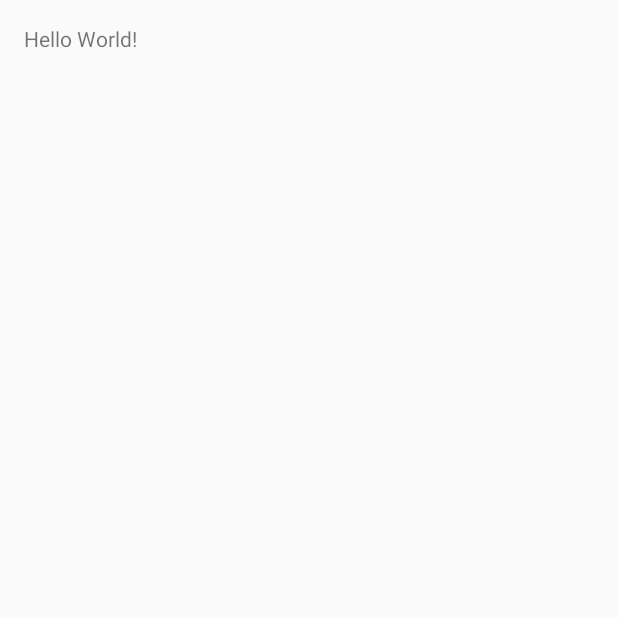
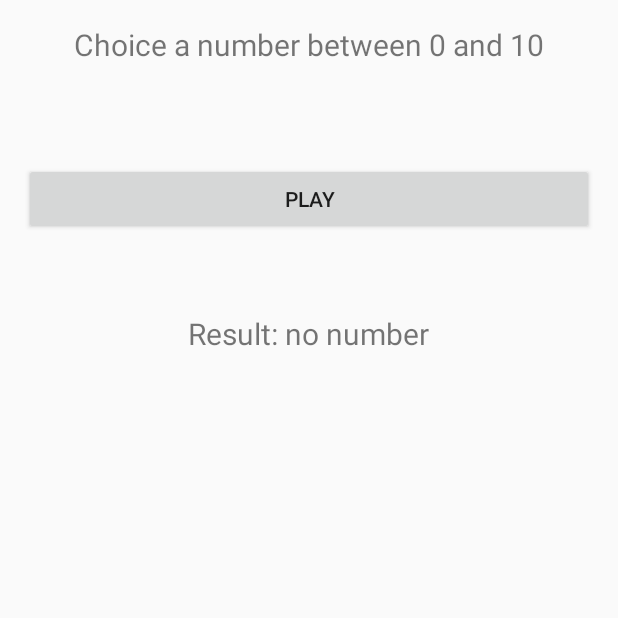
Before and after one commit to TomazMartins/udemy-android-course, an Android app: the screen it shows after launch (MainActivity), on a phone screen of 412 x 824 dp, the top half of it. Before the commit the part shown is almost empty. Run offline under Robolectric (Android 15) with nearby library versions, the light colour scheme and no system bars.

Commit message:
Creating the main screen
Signed-off-by: TomazMartins <tomaz.r.martins@gmail.com>

```diff
--- a/App1/app/src/main/res/layout/activity_main.xml
+++ b/App1/app/src/main/res/layout/activity_main.xml
@@ -12,7 +12,30 @@
     tools:context="edu.udemy.android.guess.MainActivity">
 
     <TextView
+        android:text="@string/txv_description"
         android:layout_width="wrap_content"
         android:layout_height="wrap_content"
-        android:text="Hello World!"/>
+        android:layout_alignParentTop="true"
+        android:layout_centerHorizontal="true"
+        android:id="@+id/txv_description"
+        android:textSize="@dimen/txv_description"/>
+
+    <Button
+        android:text="@string/btn_play"
+        android:layout_width="match_parent"
+        android:layout_height="wrap_content"
+        android:layout_below="@+id/txv_description"
+        android:layout_centerHorizontal="true"
+        android:layout_marginTop="65dp"
+        android:id="@+id/btn_play"/>
+
+    <TextView
+        android:text="@string/txv_result"
+        android:layout_width="wrap_content"
+        android:layout_height="wrap_content"
+        android:layout_below="@+id/btn_play"
+        android:layout_centerHorizontal="true"
+        android:layout_marginTop="52dp"
+        android:id="@+id/txv_result"
+        android:textSize="@dimen/txv_description"/>
 </RelativeLayout>
--- a/App1/app/src/main/res/values/dimens.xml
+++ b/App1/app/src/main/res/values/dimens.xml
@@ -2,4 +2,5 @@
     <!-- Default screen margins, per the Android Design guidelines. -->
     <dimen name="activity_horizontal_margin">16dp</dimen>
     <dimen name="activity_vertical_margin">16dp</dimen>
+    <dimen name="txv_description">20sp</dimen>
 </resources>
--- a/App1/app/src/main/res/values/strings.xml
+++ b/App1/app/src/main/res/values/strings.xml
@@ -1,3 +1,6 @@
 <resources>
     <string name="app_name">Guess</string>
+    <string name="txv_description">Choice a number between 0 and 10</string>
+    <string name="btn_play">Play</string>
+    <string name="txv_result">Result: no number</string>
 </resources>
```
